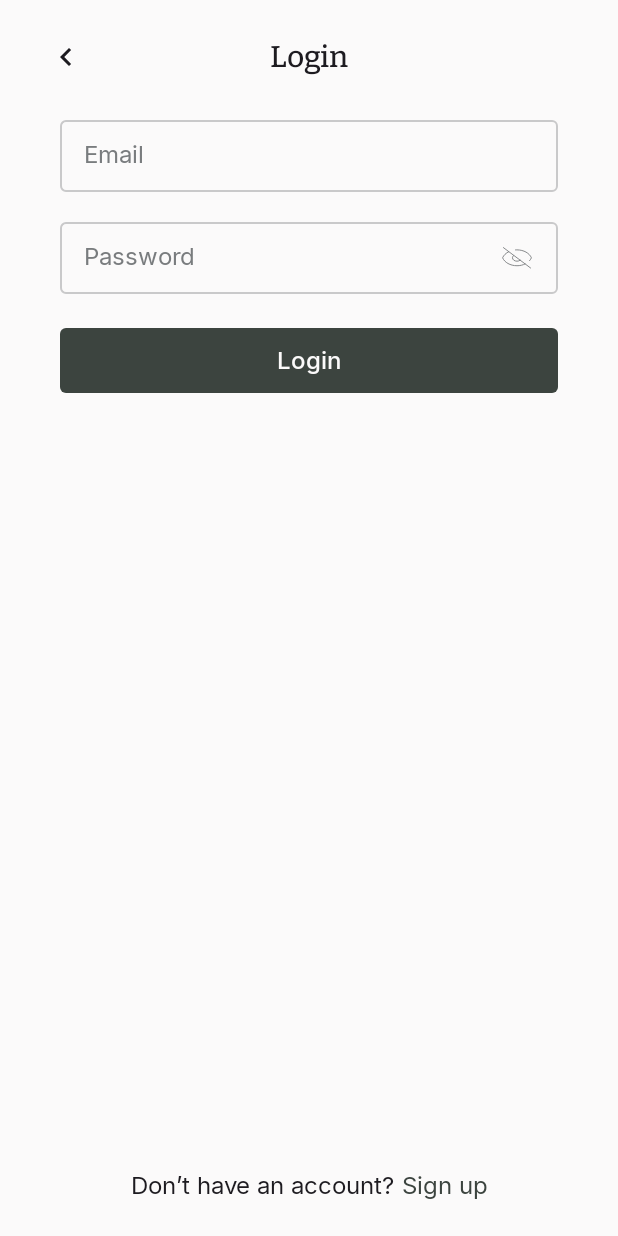
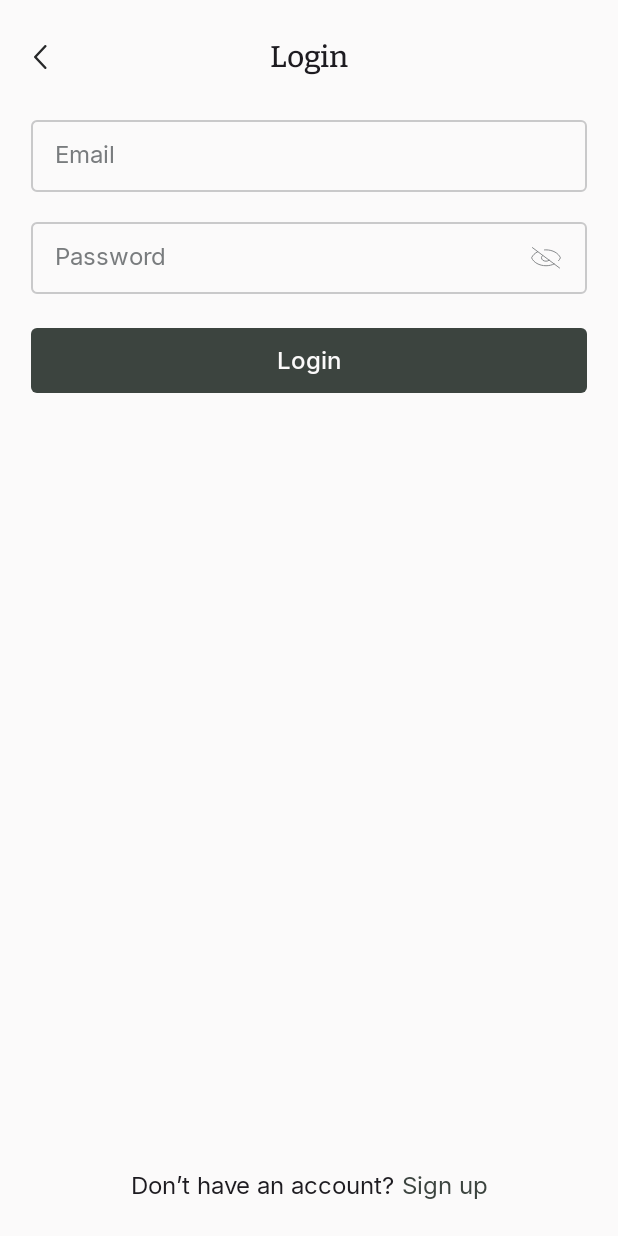
Before and after one commit to yanxyw/loop-mobile, an Android app built with Jetpack Compose: the screen it shows after launch (MainActivity), after a tap on "Login", on a phone screen of 412 x 824 dp. Run offline under Robolectric (Android 15) with nearby library versions, the phone set to English and light mode, and no system bars.

Commit message:
Improve login screen using relative positioning

```diff
--- a/androidApp/build.gradle.kts
+++ b/androidApp/build.gradle.kts
@@ -27,7 +27,7 @@ android {
     buildTypes {
         debug {
             isMinifyEnabled = false
-            buildConfigField("String", "API_BASE_URL", "\"http://10.0.2.2:8080/api/v1\"")
+            buildConfigField("String", "API_BASE_URL", "\"https://proper-cricket-wholly.ngrok-free.app/api/v1\"")
         }
         release {
             isMinifyEnabled = true
--- a/androidApp/src/main/kotlin/com/loop/mobile/presentation/auth/login/LoginScreen.kt
+++ b/androidApp/src/main/kotlin/com/loop/mobile/presentation/auth/login/LoginScreen.kt
@@ -15,6 +15,7 @@ import androidx.compose.foundation.layout.Spacer
 import androidx.compose.foundation.layout.fillMaxSize
 import androidx.compose.foundation.layout.fillMaxWidth
 import androidx.compose.foundation.layout.height
+import androidx.compose.foundation.layout.offset
 import androidx.compose.foundation.layout.padding
 import androidx.compose.foundation.layout.size
 import androidx.compose.material3.MaterialTheme
@@ -34,13 +35,13 @@ import androidx.compose.ui.text.input.ImeAction
 import androidx.compose.ui.text.input.KeyboardType
 import androidx.compose.ui.unit.dp
 import androidx.navigation.NavController
-import androidx.compose.material.icons.Icons
-import androidx.compose.material.icons.automirrored.filled.KeyboardArrowLeft
 import androidx.compose.material3.Icon
+import androidx.compose.ui.res.painterResource
 import com.loop.mobile.presentation.components.AppButton
 import com.loop.mobile.presentation.components.InputField
 import com.loop.mobile.presentation.navigation.Screen
 import com.loop.mobile.utils.PlatformLogger
+import com.loop.mobile.R
 
 @OptIn(ExperimentalComposeUiApi::class)
 @Composable
@@ -81,20 +82,22 @@ fun LoginScreen(navController: NavController, loginViewModel: LoginViewModel) {
         // Top: Back Icon + Title Row
         Box(
             modifier = Modifier
-                .padding(top = 24.dp, start = 32.dp, end = 32.dp)
-                .align(Alignment.TopStart)
-                .fillMaxWidth()
+                .padding(top = 24.dp)
+                .fillMaxWidth(0.9f)
+                .align(Alignment.TopCenter)
                 .height(28.dp)
         ) {
             Icon(
-                imageVector = Icons.AutoMirrored.Filled.KeyboardArrowLeft,
+                painter = painterResource(id = R.drawable.arrow_left),
                 contentDescription = "Back",
+                tint = MaterialTheme.colorScheme.onSurface,
                 modifier = Modifier
+                    .offset(x = (-2).dp)
                     .clickable {
                         loginViewModel.clearState()
                         navController.popBackStack()
                     }
-                    .size(24.dp)
+                    .size(16.dp)
                     .align(Alignment.CenterStart)
             )
             Text(
@@ -107,9 +110,9 @@ fun LoginScreen(navController: NavController, loginViewModel: LoginViewModel) {
         // Middle: Form
         Column(
             modifier = Modifier
-                .fillMaxWidth()
-                .padding(horizontal = 40.dp)
-                .padding(top = 72.dp), // push below top row
+                .fillMaxWidth(0.9f)
+                .padding(top = 72.dp)
+                .align(Alignment.TopCenter), // push below top row
             verticalArrangement = Arrangement.Top,
             horizontalAlignment = Alignment.CenterHorizontally
         ) {
--- /dev/null
+++ b/androidApp/src/main/res/drawable/arrow_left.xml
@@ -0,0 +1,13 @@
+<vector xmlns:android="http://schemas.android.com/apk/res/android"
+    android:width="21dp"
+    android:height="40dp"
+    android:viewportWidth="21"
+    android:viewportHeight="40">
+  <path
+      android:pathData="M18.8,38L2,20L18.8,2"
+      android:strokeLineJoin="round"
+      android:strokeWidth="4"
+      android:fillColor="#00000000"
+      android:strokeColor="#000000"
+      android:strokeLineCap="round"/>
+</vector>
```
Also changed, not shown: 1 other file.
